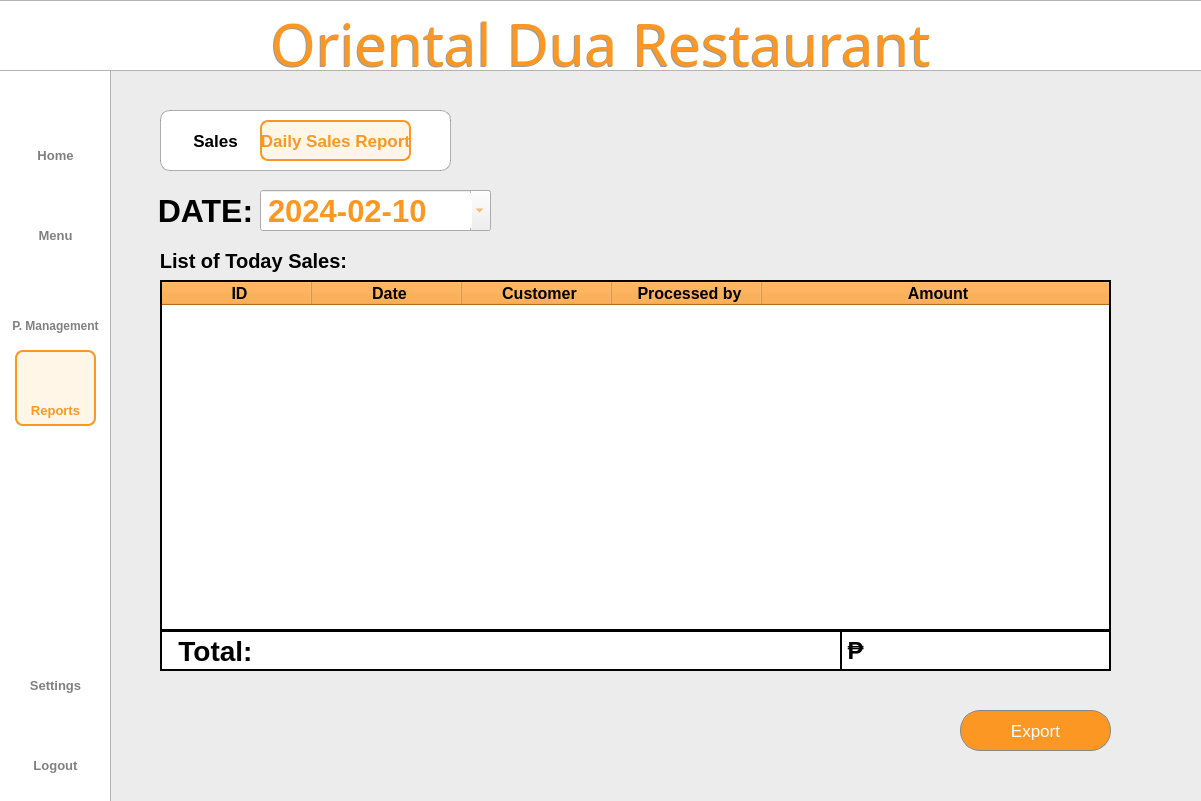
The window that ProjectApp/ui/reportscreen2.ui (Patatims/CCSFEN2_Project) describes before a commit, drawn with Qt 5.
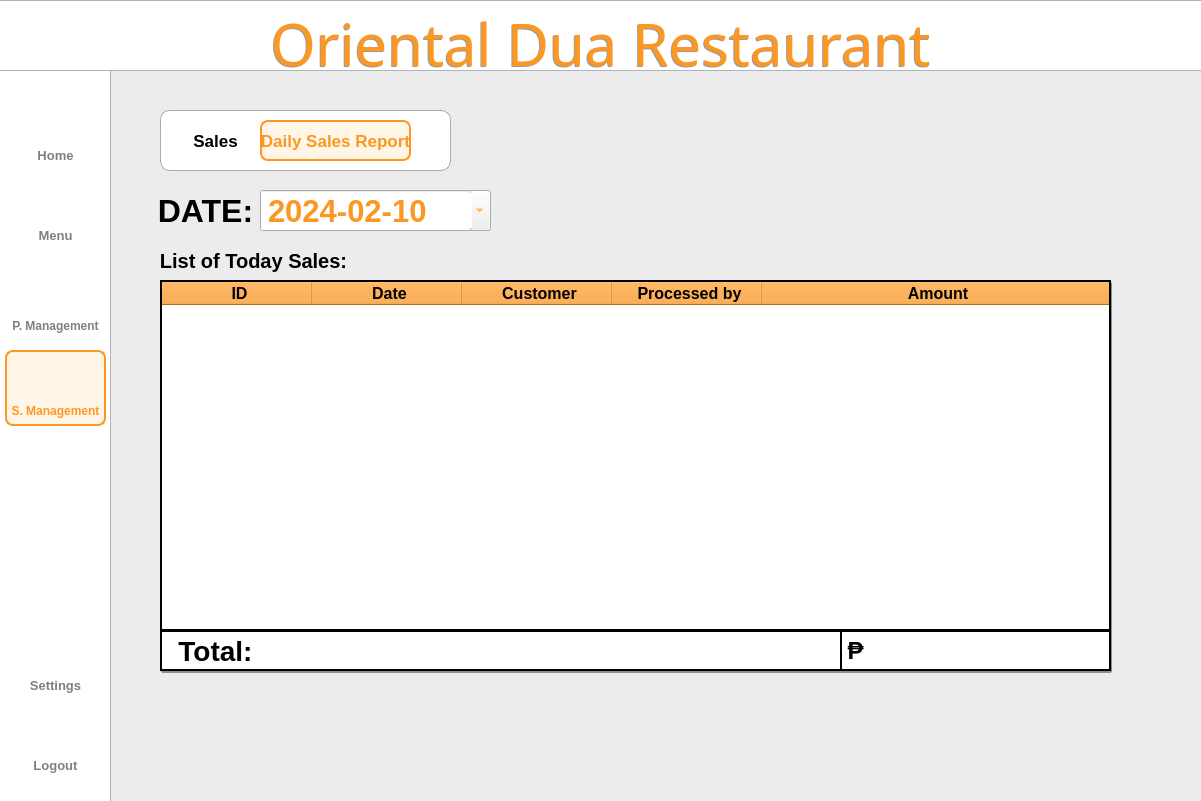
The same window after the commit. Icons and pictures are not drawn.

```diff
--- a/ProjectApp/ui/reportscreen2.ui
+++ b/ProjectApp/ui/reportscreen2.ui
@@ -395,29 +395,6 @@
      <set>Qt::AlignCenter</set>
     </property>
    </widget>
-   <widget class="QPushButton" name="reportbtn">
-    <property name="geometry">
-     <rect>
-      <x>15</x>
-      <y>395</y>
-      <width>81</width>
-      <height>31</height>
-     </rect>
-    </property>
-    <property name="styleSheet">
-     <string notr="true">QPushButton{
-    color: #FB9722;;
-    font-family: 'Inter';
-    font-size: 13px;
-    font-weight: 500;
-	border:none;
-}
-</string>
-    </property>
-    <property name="text">
-     <string>Reports</string>
-    </property>
-   </widget>
    <widget class="QPushButton" name="homebtn">
     <property name="geometry">
      <rect>
@@ -700,37 +677,6 @@
      </property>
     </column>
    </widget>
-   <widget class="QPushButton" name="printbtn">
-    <property name="geometry">
-     <rect>
-      <x>960</x>
-      <y>710</y>
-      <width>151</width>
-      <height>41</height>
-     </rect>
-    </property>
-    <property name="styleSheet">
-     <string notr="true">QPushButton{
-	color: #FFFFFF;
-    background-color: #FB9722;
-    border: 1px solid #888888;
-    border-radius: 20px;
-	font-family: 'Inter';
-    font-size: 17px;
-    font-weight: 400;
-}
-QPushButton:hover {
-	background-color: rgb(255, 167, 25);
-}
-
-QPushButton:pressed {
- 	background-color: #FB9722;
-}</string>
-    </property>
-    <property name="text">
-     <string>Export</string>
-    </property>
-   </widget>
    <widget class="QLabel" name="date">
     <property name="geometry">
      <rect>
@@ -909,26 +855,6 @@
      <set>Qt::AlignCenter</set>
     </property>
    </widget>
-   <widget class="QLabel" name="label_2">
-    <property name="geometry">
-     <rect>
-      <x>15</x>
-      <y>350</y>
-      <width>81</width>
-      <height>76</height>
-     </rect>
-    </property>
-    <property name="styleSheet">
-     <string notr="true">QLabel{
-	background-color: rgba(255, 167, 25, 0.1);
-	border: 2px solid #FB9722;
-	border-radius: 8px;
-}</string>
-    </property>
-    <property name="text">
-     <string/>
-    </property>
-   </widget>
    <widget class="QLabel" name="title_3">
     <property name="geometry">
      <rect>
@@ -977,6 +903,24 @@
      <string/>
     </property>
    </widget>
+   <widget class="QLabel" name="whitebg_3">
+    <property name="geometry">
+     <rect>
+      <x>161</x>
+      <y>282</y>
+      <width>951</width>
+      <height>391</height>
+     </rect>
+    </property>
+    <property name="styleSheet">
+     <string notr="true">background-color: rgba(0, 0, 0, 0.4);
+border-radius: 2px;  </string>
+    </property>
+    <property name="text">
+     <string/>
+    </property>
+   </widget>
+   <zorder>whitebg_3</zorder>
    <zorder>whitebgshadow</zorder>
    <zorder>sidebar</zorder>
    <zorder>titlebar</zorder>
@@ -1009,6 +953,52 @@
    <zorder>title_3</zorder>
    <zorder>title</zorder>
   </widget>
+  <widget class="QPushButton" name="reportbtn">
+   <property name="geometry">
+    <rect>
+     <x>5</x>
+     <y>395</y>
+     <width>101</width>
+     <height>31</height>
+    </rect>
+   </property>
+   <property name="styleSheet">
+    <string notr="true">QPushButton{
+    color: #FB9722;;
+    font-family: 'Inter';
+    font-size: 12px;
+    font-weight: 500;
+	border:none;
+}
+</string>
+   </property>
+   <property name="text">
+    <string>S. Management</string>
+   </property>
+  </widget>
+  <widget class="QLabel" name="label_2">
+   <property name="geometry">
+    <rect>
+     <x>5</x>
+     <y>350</y>
+     <width>101</width>
+     <height>76</height>
+    </rect>
+   </property>
+   <property name="styleSheet">
+    <string notr="true">QLabel{
+	background-color: rgba(255, 167, 25, 0.1);
+	border: 2px solid #FB9722;
+	border-radius: 8px;
+}</string>
+   </property>
+   <property name="text">
+    <string/>
+   </property>
+  </widget>
+  <zorder>bgwidget</zorder>
+  <zorder>label_2</zorder>
+  <zorder>reportbtn</zorder>
  </widget>
  <resources>
   <include location="../resource.qrc"/>
```
Left out of the diff: 3 changed lines with no effect on the pictures.
